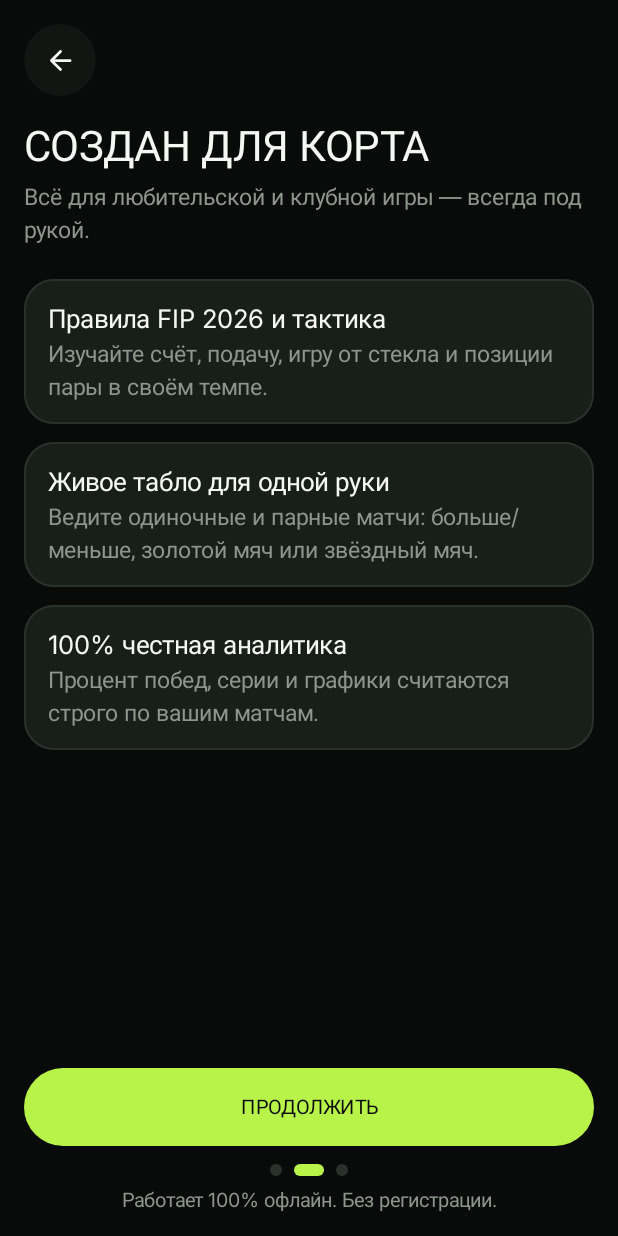
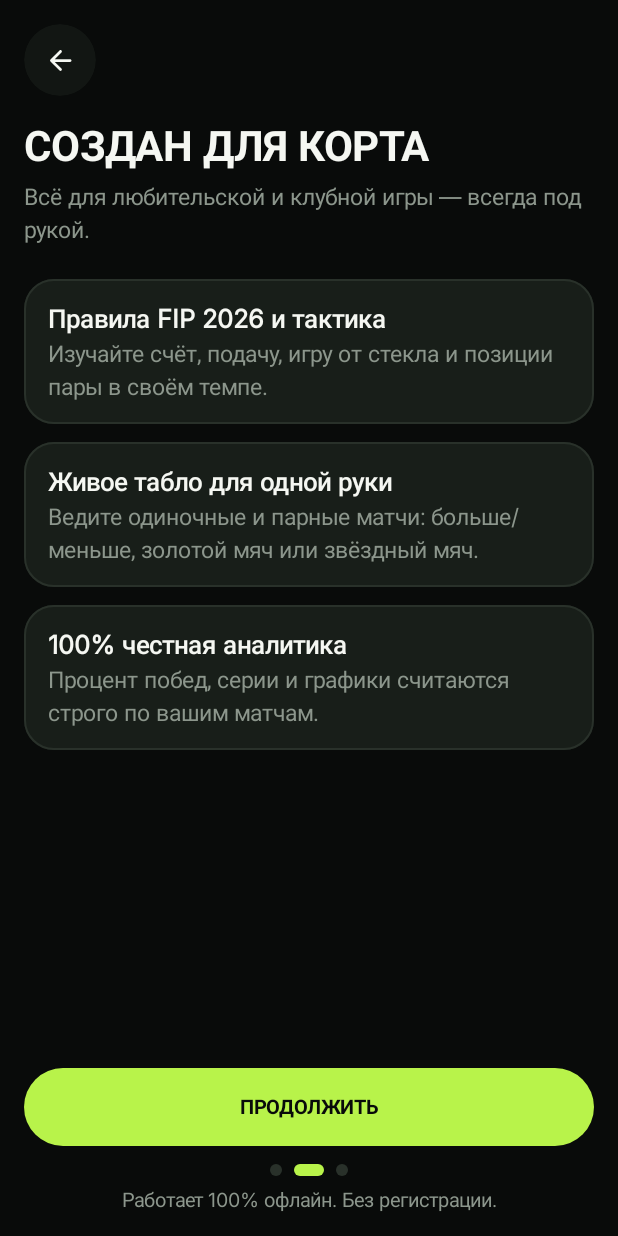
Before and after one commit to Mikhail2009/Padel-Pro, an Android app built with Jetpack Compose: the screen it shows after launch (MainActivity), after a tap on "НАЧАТЬ", on a phone screen of 412 x 824 dp. Run offline under Robolectric (Android 15) with nearby library versions, the phone set to English and light mode, and no system bars; our stand-ins replace Room's generated code.

Commit message:
refactor(ui): optimize font loading for Inter
Simplify InterFontFamily to use only the Normal weight, reducing resource overhead and avoiding redundant font registrations.

```diff
--- a/app/src/main/java/com/padelpro/app/core/designsystem/theme/Type.kt
+++ b/app/src/main/java/com/padelpro/app/core/designsystem/theme/Type.kt
@@ -9,10 +9,7 @@ import androidx.compose.ui.unit.sp
 import com.padelpro.app.R
 
 val InterFontFamily = FontFamily(
-    Font(R.font.inter, FontWeight.Normal),
-    Font(R.font.inter, FontWeight.Medium),
-    Font(R.font.inter, FontWeight.SemiBold),
-    Font(R.font.inter, FontWeight.Bold)
+    Font(R.font.inter, FontWeight.Normal)
 )
 
 object PpTextStyles {
```
